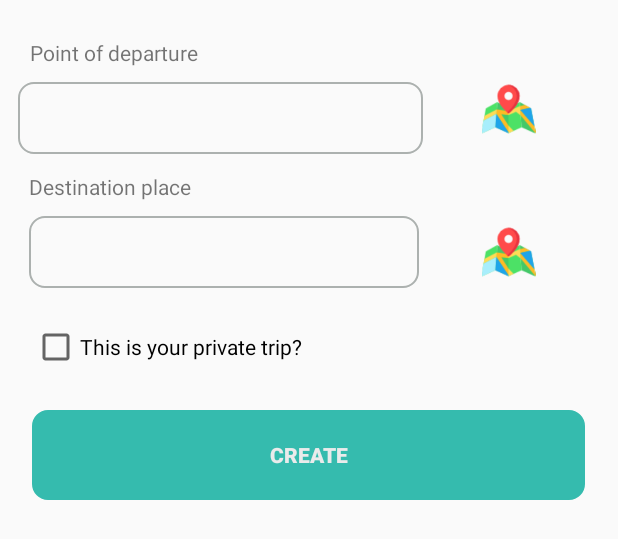
After one commit to Hyakkimaru1/Android2, an Android app: the layout activity_create_tour_next.xml on its own in the app's theme, with its tools: preview values and no code run, on a phone screen of 412 x 824 dp. The commit adds this screen. Shown: the top 539 px of the screen. Run offline under Robolectric (Android 15) with nearby library versions, the phone set to English and light mode, and no system bars.

Commit message:
Chỉnh sửa layout createTour, thêm createTourActivity

```diff
--- /dev/null
+++ b/DuLich/app/src/main/res/layout/activity_create_tour_next.xml
@@ -0,0 +1,114 @@
+<?xml version="1.0" encoding="utf-8"?>
+<RelativeLayout xmlns:android="http://schemas.android.com/apk/res/android"
+    xmlns:app="http://schemas.android.com/apk/res-auto"
+    android:layout_width="match_parent" android:layout_height="match_parent">
+
+    <EditText
+        android:id="@+id/editTextDeparture"
+        android:layout_width="wrap_content"
+        android:layout_height="48dp"
+        android:layout_below="@+id/TextViewTourname"
+        android:layout_alignParentStart="true"
+        android:layout_marginStart="12dp"
+        android:layout_marginTop="10dp"
+        android:background="@drawable/radiusbutton"
+        android:ems="10"
+        android:inputType="textPersonName"
+        android:paddingStart="30px"
+        android:textAlignment="viewStart" />
+
+    <EditText
+        android:id="@+id/editTextDestinate"
+        android:layout_width="260dp"
+        android:layout_height="48dp"
+        android:layout_below="@+id/textViewDestinationPlace"
+        android:layout_alignParentStart="true"
+        android:layout_marginStart="19dp"
+        android:layout_marginTop="10dp"
+        android:background="@drawable/radiusbutton"
+        android:ems="10"
+        android:inputType="textPersonName"
+        android:paddingStart="30px"
+        android:textAlignment="viewStart" />
+
+    <TextView
+        android:id="@+id/TextViewTourname"
+        android:layout_width="375dp"
+        android:layout_height="wrap_content"
+        android:layout_alignParentStart="true"
+        android:layout_alignParentTop="true"
+        android:layout_alignParentEnd="true"
+        android:layout_marginStart="20dp"
+        android:layout_marginTop="25dp"
+        android:layout_marginEnd="21dp"
+        android:text="Point of departure" />
+
+    <TextView
+        android:id="@+id/textViewDestinationPlace"
+        android:layout_width="375dp"
+        android:layout_height="wrap_content"
+        android:layout_below="@+id/editTextDeparture"
+        android:layout_alignParentStart="true"
+        android:layout_alignParentEnd="true"
+        android:layout_marginStart="19dp"
+        android:layout_marginTop="12dp"
+        android:layout_marginEnd="22dp"
+        android:text="Destination place" />
+
+    <CheckBox
+        android:id="@+id/checkBox"
+        android:layout_width="368dp"
+        android:layout_height="wrap_content"
+        android:layout_below="@+id/editTextDestinate"
+        android:layout_alignParentStart="true"
+        android:layout_alignParentEnd="true"
+        android:layout_marginStart="21dp"
+        android:layout_marginTop="23dp"
+        android:layout_marginEnd="16dp"
+        android:text="This is your private trip?" />
+
+    <ImageButton
+        android:id="@+id/imageButtonDeparture"
+        android:layout_width="41dp"
+        android:layout_height="36dp"
+        android:layout_below="@+id/TextViewTourname"
+        android:layout_alignParentEnd="true"
+        android:layout_marginStart="12dp"
+        android:layout_marginTop="10dp"
+        android:layout_marginEnd="28dp"
+        android:layout_toEndOf="@+id/editTextDeparture"
+        android:background="@null"
+        android:scaleType="fitCenter"
+        app:srcCompat="@drawable/map" />
+
+    <ImageButton
+        android:id="@+id/imageButtonDestinate"
+        android:layout_width="41dp"
+        android:layout_height="36dp"
+        android:layout_below="@+id/textViewDestinationPlace"
+        android:layout_alignParentEnd="true"
+        android:layout_marginStart="12dp"
+        android:layout_marginTop="16dp"
+        android:layout_marginEnd="28dp"
+        android:layout_toEndOf="@+id/editTextDeparture"
+        android:background="@null"
+        android:scaleType="fitCenter"
+        app:srcCompat="@drawable/map" />
+
+    <Button
+        android:id="@+id/buttonCreate"
+        android:layout_width="wrap_content"
+        android:layout_height="wrap_content"
+        android:layout_below="@+id/checkBox"
+        android:layout_alignParentStart="true"
+        android:layout_alignParentEnd="true"
+        android:layout_marginStart="21dp"
+        android:layout_marginTop="26dp"
+        android:layout_marginEnd="22dp"
+        android:background="@drawable/signupbt"
+        android:backgroundTint="#35BBAE"
+        android:text="create"
+        android:textColor="#EAEBEB"
+        android:textStyle="bold" />
+
+</RelativeLayout>
```
Also changed, not shown: DuLich/app/src/main/AndroidManifest.xml (+12 -6 lines), DuLich/app/src/main/java/com/example/dulich/createTour.java (deleted, +0 -22 lines), DuLich/app/src/main/java/com/example/dulich/createTourActivity.java (added, +47 -0 lines), DuLich/app/src/main/java/com/example/dulich/listTours.java (+3 -5 lines), DuLich/app/src/main/res/layout/activity_create_tour.xml (+12 -11 lines), DuLich/app/src/main/res/drawable/map.png (added).
